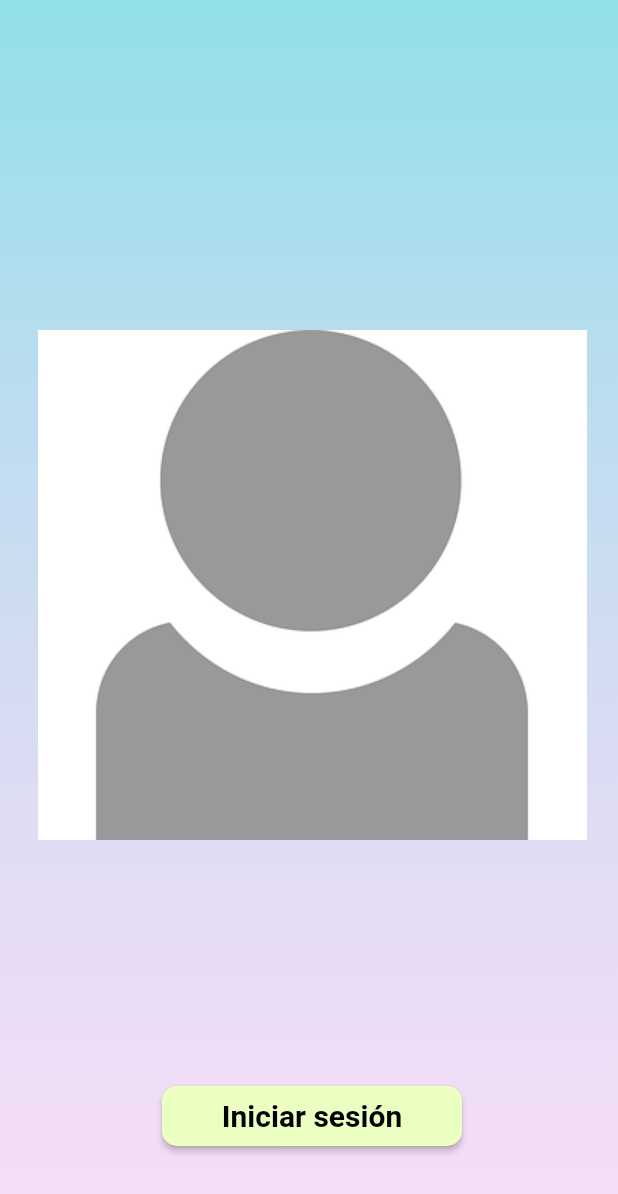
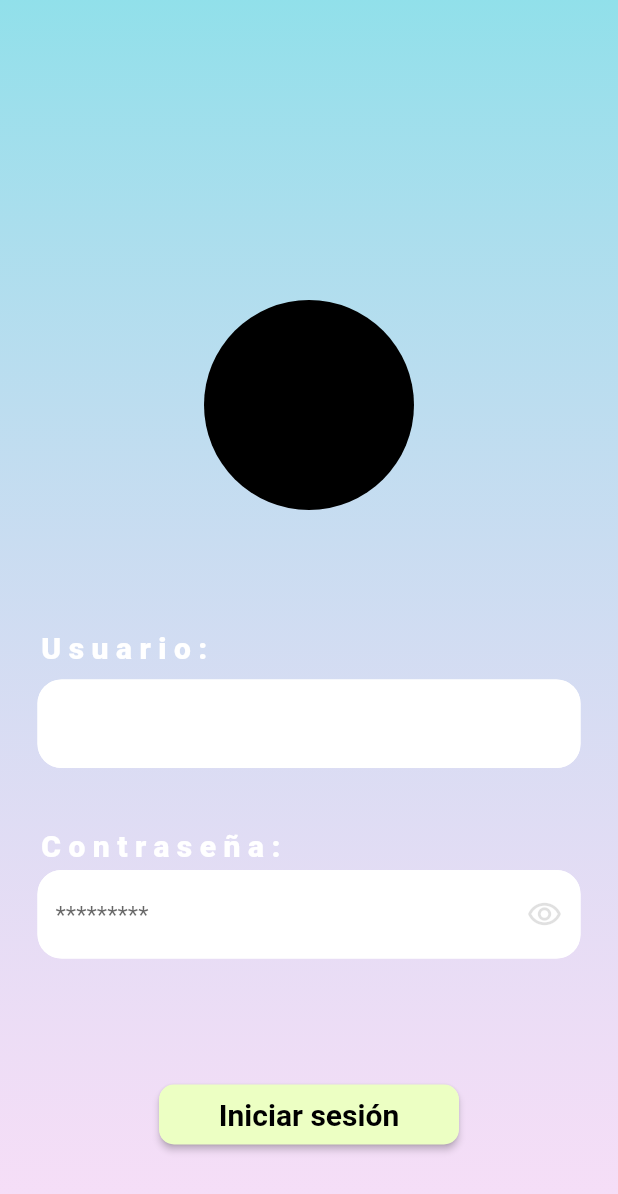
Before and after one commit to charliechazz/flutter_application_2, a Flutter app: the screen it shows after launch, after a tap on "Log In", on a phone screen of 412 x 824 dp. Shown: the top 1194 px of the screen. Run offline on Flutter 3.47's test engine with Material 2 defaults, Android fonts, the phone set to English and light mode, and no system bars; our stand-ins replace go_router.

Commit message:
login_screen terminado, register_screen empezado
esqueleto de login_screen terminado, pantalla de register_screen iniciada

```diff
--- a/lib/screens/authentication/login_screen.dart
+++ b/lib/screens/authentication/login_screen.dart
@@ -1,5 +1,7 @@
 import 'package:flutter/material.dart';
 import 'package:flutter_application_2/routes/routes.dart';
+import 'package:flutter_application_2/widgets/login_widgets/login_user_custom_textfield.dart';
+import 'package:flutter_application_2/widgets/login_widgets/login_password_custom_textfield.dart';
 
 import '../../widgets/widgets.dart';
 
@@ -23,23 +25,25 @@ class LogInScreen extends StatelessWidget {
                 ],
               ),
             ),
+            width: double.infinity,
+            height: double.infinity,
           ),
-        const LogIn()
+          _LogIn()
         ]
       ),
     );
   }
 }
 
-class LogIn extends StatelessWidget {
-  const LogIn({
-    super.key,
-  });
+class _LogIn extends StatelessWidget {
 
   @override
   Widget build(BuildContext context) {
+    final TextEditingController userTextController = TextEditingController();
+    final TextEditingController passwordTextController = TextEditingController();
+
     return SingleChildScrollView(
-      padding: const EdgeInsets.fromLTRB(25, 20, 0, 0),
+      child: Center(
         child: Column(
           crossAxisAlignment: CrossAxisAlignment.center,
           children: [
@@ -48,9 +52,16 @@ class LogIn extends StatelessWidget {
             ),
             const ProfilePicture(),
             const SizedBox(
-            height: 160,
+              height: 80,
             ),
-
+            UserCustomTextField(textControl: userTextController),
+            const SizedBox(
+              height: 40,
+            ),
+            LoginPasswordCustomTextField(controller: passwordTextController),
+            const SizedBox(
+              height: 80,
+            ),
             BotonPersonalizado(
               text: 'Iniciar sesión',
               evento:(){
@@ -62,6 +73,7 @@ class LogIn extends StatelessWidget {
             ),
           ],
         ),
+      ),
     );
   }
 }
--- a/lib/screens/authentication/start_screen.dart
+++ b/lib/screens/authentication/start_screen.dart
@@ -24,6 +24,8 @@ class StartScreen extends StatelessWidget {
                 ],
               ),
             ),
+            height: double.infinity,
+            width: double.infinity,
           ),
           const MainScreen()
         ]
@@ -40,7 +42,7 @@ class MainScreen extends StatelessWidget {
   @override
   Widget build(BuildContext context) {
     return SingleChildScrollView(
-      padding: const EdgeInsets.fromLTRB(25, 20, 0, 0),
+      child: Center(
         child: Column(
           crossAxisAlignment: CrossAxisAlignment.center,
           children: [
@@ -76,6 +78,7 @@ class MainScreen extends StatelessWidget {
             ),
           ],
         ),
+      ),
     );
   }
 }
--- /dev/null
+++ b/lib/widgets/login_widgets/login_password_custom_textfield.dart
@@ -0,0 +1,96 @@
+import 'package:flutter/material.dart';
+
+class LoginPasswordCustomTextField extends StatefulWidget {
+  final TextEditingController controller;
+  const LoginPasswordCustomTextField({super.key, required this.controller});
+
+  @override
+  State<LoginPasswordCustomTextField> createState() =>
+      _LoginPasswordCustomTextFieldState();
+}
+
+class _LoginPasswordCustomTextFieldState
+    extends State<LoginPasswordCustomTextField> {
+  bool isObscured = true;
+
+  //Nos da control del input asociado
+  final focusNode = FocusNode();
+
+  @override
+  void initState() {
+    super.initState();
+  }
+
+  @override
+  void dispose() {
+    widget.controller.dispose();
+    focusNode.dispose();
+    super.dispose();
+  }
+
+  @override
+  Widget build(BuildContext context) {
+    final outlineInputBorder = OutlineInputBorder(
+      borderRadius: BorderRadius.circular(16),
+      borderSide: const BorderSide(color: Colors.white),
+    );
+
+    final inputDecoration = InputDecoration(
+      hintText: "*********",
+      enabledBorder: outlineInputBorder,
+      focusedBorder: outlineInputBorder,
+      border: outlineInputBorder,
+      fillColor: Colors.white,
+      filled: true,
+      suffixIcon: IconButton(
+        icon: const Icon(
+          Icons.remove_red_eye_outlined,
+          color: Colors.black12
+        ),
+        onPressed: () {
+          isObscured = !isObscured;
+          widget.controller.value = widget.controller.value.copyWith(
+            text: widget.controller.text,
+            selection:
+                TextSelection.collapsed(offset: widget.controller.text.length),
+          );
+          setState(() {});
+        },
+      ),
+    );
+
+    return Padding(
+      padding: const EdgeInsets.fromLTRB(25, 0, 25, 0),
+      child: Column(
+        children: [
+          const Align(
+            alignment: Alignment.topLeft,
+            child: Text(
+                "Contraseña:",
+                style: TextStyle(
+                  letterSpacing: 5,
+                  fontSize: 20,
+                  fontWeight: FontWeight.w900,
+                  color: Colors.white
+                ),
+              ),
+          ),
+          const SizedBox(height: 5),
+          TextFormField(
+              keyboardType: TextInputType.visiblePassword,
+              obscureText: isObscured,
+              onTapOutside: (event) => focusNode.unfocus(),
+              focusNode: focusNode,
+              controller: widget.controller,
+              decoration: inputDecoration,
+              validator: (value) {
+                if (value!.isEmpty) {
+                  return "Campo requerido";
+                }
+                return null;
+              }),
+        ],
+      ),
+    );
+  }
+}
--- /dev/null
+++ b/lib/widgets/login_widgets/login_user_custom_textfield.dart
@@ -0,0 +1,61 @@
+import 'package:flutter/material.dart';
+
+class UserCustomTextField extends StatelessWidget {
+  final TextEditingController textControl;
+  const UserCustomTextField({super.key, required this.textControl});
+
+  @override
+  Widget build(BuildContext context) {
+    //Nos da control del input asociado
+    final focusNode = FocusNode();
+
+    final outlineInputBorder = OutlineInputBorder(
+      borderRadius: BorderRadius.circular(16),
+      borderSide: const BorderSide(color: Colors.white),
+    );
+
+    final inputDecoration = InputDecoration(
+      enabledBorder: outlineInputBorder,
+      focusedBorder: outlineInputBorder,
+      border: outlineInputBorder,
+      fillColor: Colors.white,
+      filled: true,
+    );
+
+    return Padding(
+      padding: const EdgeInsets.fromLTRB(25, 0, 25, 0),
+      child: Column(
+        children: [
+          const Align(
+            alignment: Alignment.topLeft,
+            child: Text(
+              "Usuario:",
+              style: TextStyle(
+                letterSpacing: 5,
+                fontSize: 20,
+                fontWeight: FontWeight.w900,
+                color: Colors.white
+              ),
+            ),
+          ),
+          const SizedBox(
+            height: 10,
+          ),
+          TextFormField(
+            keyboardType: TextInputType.name,
+            onTapOutside: (event) => focusNode.unfocus(),
+            focusNode: focusNode,
+            controller: textControl,
+            decoration: inputDecoration,
+            validator: (value) {
+              if (value!.isEmpty) {
+                return "Campo requerido";
+              }
+              return null;
+            },
+          ),
+        ],
+      ),
+    );
+  }
+}
--- a/lib/widgets/profile_picture.dart
+++ b/lib/widgets/profile_picture.dart
@@ -8,13 +8,18 @@ class ProfilePicture extends StatelessWidget {
   @override
   Widget build(BuildContext context) {
     return Container(
+      height: 140,
+      width: 140,
       decoration: const BoxDecoration(
         shape: BoxShape.circle,
-      ),
+        color: Colors.black,
+
+      )
+      /*
       child: Image.asset(
         'assets/no_profile.png',
         fit: BoxFit.contain,
-      )
+      )*/
     );
   }
 
```
Also changed, not shown: lib/screens/authentication/register_screen.dart (+48 -1 lines), lib/widgets/register_widgets/register_email_custom_textfield.dart (added, +66 -0 lines). Lines whose indentation alone changed are shown as unchanged.
